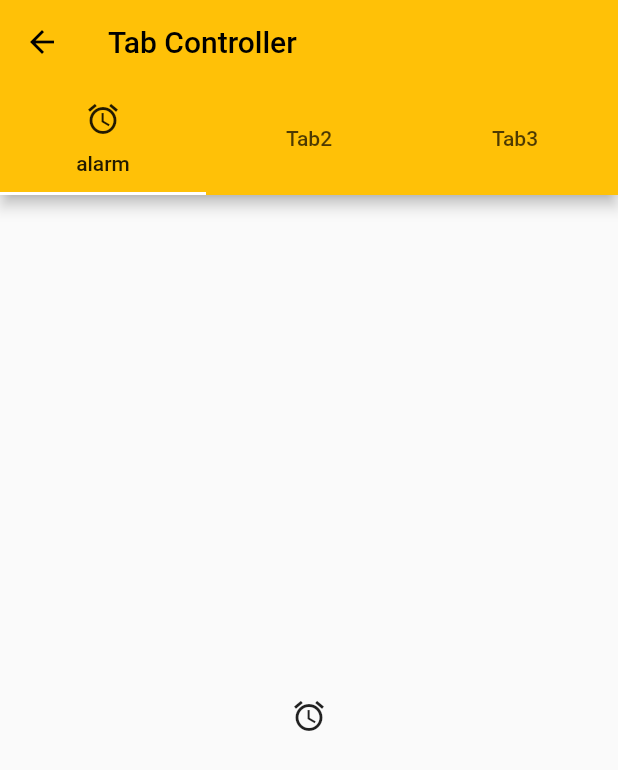
After one commit to LeeYoonJung/flutter_begginer, a Flutter app: the screen it shows after launch, after a tap on "Tab Controller", on a phone screen of 412 x 824 dp. The commit adds this screen. Shown: the top 770 px of the screen. Run offline on Flutter 3.47's test engine with Material 2 defaults, Android fonts, the phone set to English and light mode, and no system bars.

Commit message:
테마 변경 및 Tab Controller 기능 구현

```diff
--- /dev/null
+++ b/lib/beginner/0_flutter_cookbook/my_tap_controller.dart
@@ -0,0 +1,32 @@
+import 'package:flutter/material.dart';
+
+class MyTabController extends StatefulWidget {
+  const MyTabController({Key? key}) : super(key: key);
+
+  @override
+  State<MyTabController> createState() => _MyTabControllerState();
+}
+
+class _MyTabControllerState extends State<MyTabController> {
+  @override
+  Widget build(BuildContext context) {
+    return DefaultTabController(
+      length: 3,
+      child: Scaffold(
+        appBar: AppBar(
+          title: const Text('Tab Controller'),
+          bottom: const TabBar(tabs: [
+            Tab(icon: Icon(Icons.alarm), text: 'alarm',),
+            Text('Tab2'),
+            Text('Tab3'),
+          ],),
+        ),
+        body: const TabBarView(children: [
+          Icon(Icons.access_alarm),
+          Center(child: Text('Tab 2')),
+          Text('Tab 3'),
+        ],),
+      ),
+    );
+  }
+}
--- a/lib/main.dart
+++ b/lib/main.dart
@@ -3,6 +3,7 @@ import 'package:flutter_momong_project/beginner/0_flutter_cookbook/my_animated_o
 import 'package:flutter_momong_project/beginner/0_flutter_cookbook/my_drawer.dart';
 import 'package:flutter_momong_project/beginner/0_flutter_cookbook/my_orientation.dart';
 import 'package:flutter_momong_project/beginner/0_flutter_cookbook/my_snack_bar.dart';
+import 'package:flutter_momong_project/beginner/0_flutter_cookbook/my_tap_controller.dart';
 
 import 'beginner/0_flutter_cookbook/my_animated_container.dart';
 
@@ -19,7 +20,7 @@ class MyApp extends StatelessWidget {
     return MaterialApp(
       title: 'Flutter Demo',
       theme: ThemeData(
-        primarySwatch: Colors.blue,
+        primarySwatch: Colors.amber,
       ),
       home: Scaffold(
         appBar: AppBar(
@@ -86,7 +87,7 @@ class _HomeState extends State<Home> {
           },
         ),
         ListTile(
-          title: const Text('Orientation'),
+          title: const Text('Orientation 화면 전환'),
           onTap: () {
             Navigator.push(
                 context,
@@ -94,6 +95,15 @@ class _HomeState extends State<Home> {
                     builder: (context) => const MyOrientation()));
           },
         ),
+        ListTile(
+          title: const Text('Tab Controller'),
+          onTap: () {
+            Navigator.push(
+                context,
+                MaterialPageRoute(
+                    builder: (context) => const MyTabController()));
+          },
+        ),
       ],
     );
   }
```
